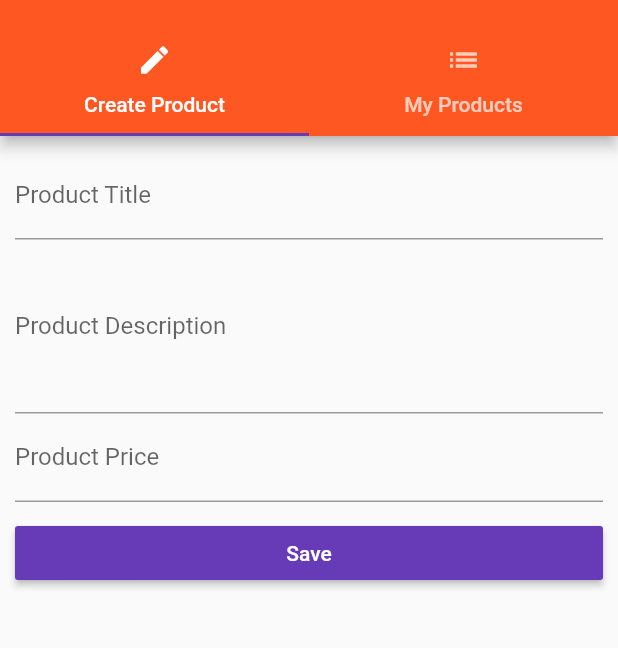
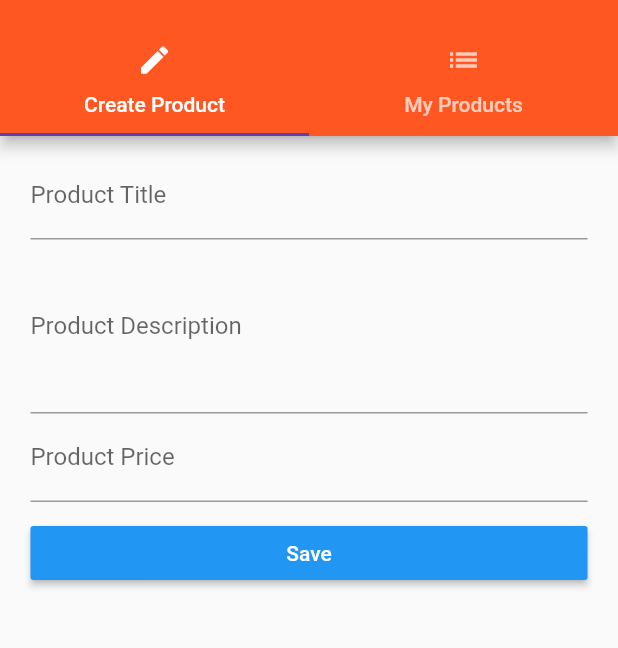
Before and after one commit to Dancannon27/flutterCourse, a Flutter app: the ProductsAdminPage screen opened by its route, on a phone screen of 412 x 824 dp, the part 59-707 px from its top. Run offline on Flutter 3.47's test engine with Material 2 defaults, Android fonts, the phone set to English and light mode, and no system bars.

Commit message:
end section 8

```diff
--- a/lib/main.dart
+++ b/lib/main.dart
@@ -42,7 +42,9 @@ class _MyAppState extends State<MyApp> {
       theme: ThemeData(
           brightness: Brightness.light,
           primarySwatch: Colors.deepOrange,
-          accentColor: Colors.deepPurple),
+          accentColor: Colors.deepPurple,
+          buttonColor: Colors.blue),
+
       // home: AuthPage(),
       routes: {
         '/': (BuildContext context) => AuthPage(),
--- a/lib/pages/auth.dart
+++ b/lib/pages/auth.dart
@@ -67,6 +67,8 @@ class _AuthPageState extends State<AuthPage> {
 
   @override
   Widget build(BuildContext context) {
+    final double deviceWidth = MediaQuery.of(context).size.width;
+    final targetWidth = deviceWidth > 550.0 ? 500.0 : deviceWidth * 0.95;
     return Scaffold(
       appBar: AppBar(
         title: Text('Login'),
@@ -78,6 +80,8 @@ class _AuthPageState extends State<AuthPage> {
         padding: EdgeInsets.all(10.0),
         child: Center(
           child: SingleChildScrollView(
+            child: Container(
+              width: targetWidth,
               child: Column(
                 children: <Widget>[
                   _buildEmailTextField(),
@@ -98,6 +102,7 @@ class _AuthPageState extends State<AuthPage> {
             ),
           ),
         ),
+      ),
     );
   }
 }
--- a/lib/pages/product_create.dart
+++ b/lib/pages/product_create.dart
@@ -66,9 +66,13 @@ class _ProductCreatePageState extends State<ProductCreatePage> {
 
   @override
   Widget build(BuildContext context) {
+    final double deviceWidth = MediaQuery.of(context).size.width;
+    final double targetWidth = deviceWidth > 550.0 ? 500.0 : deviceWidth * 0.95;
+    final double targetPadding = deviceWidth - targetWidth;
     return Container(
       margin: EdgeInsets.all(10.0),
       child: ListView(
+        padding: EdgeInsets.symmetric(horizontal: targetPadding / 2),
         children: <Widget>[
           _buildTitleTextField(),
           _buildDescriptionTextField(),
@@ -78,10 +82,17 @@ class _ProductCreatePageState extends State<ProductCreatePage> {
           ),
           RaisedButton(
             child: Text('Save'),
-            color: Theme.of(context).accentColor,
             textColor: Colors.white,
             onPressed: _submitForm,
           )
+          // GestureDetector(
+          //   onTap: _submitForm,
+          //   child: Container(
+          //     color: Colors.green,
+          //     padding: EdgeInsets.all(5.0),
+          //     child: Text('My Button'),
+          //   ),
+          // ),
         ],
       ),
     );
```
Also changed, not shown: lib/widgets/products/product_card.dart (+14 -10 lines). Lines whose indentation alone changed are shown as unchanged.
